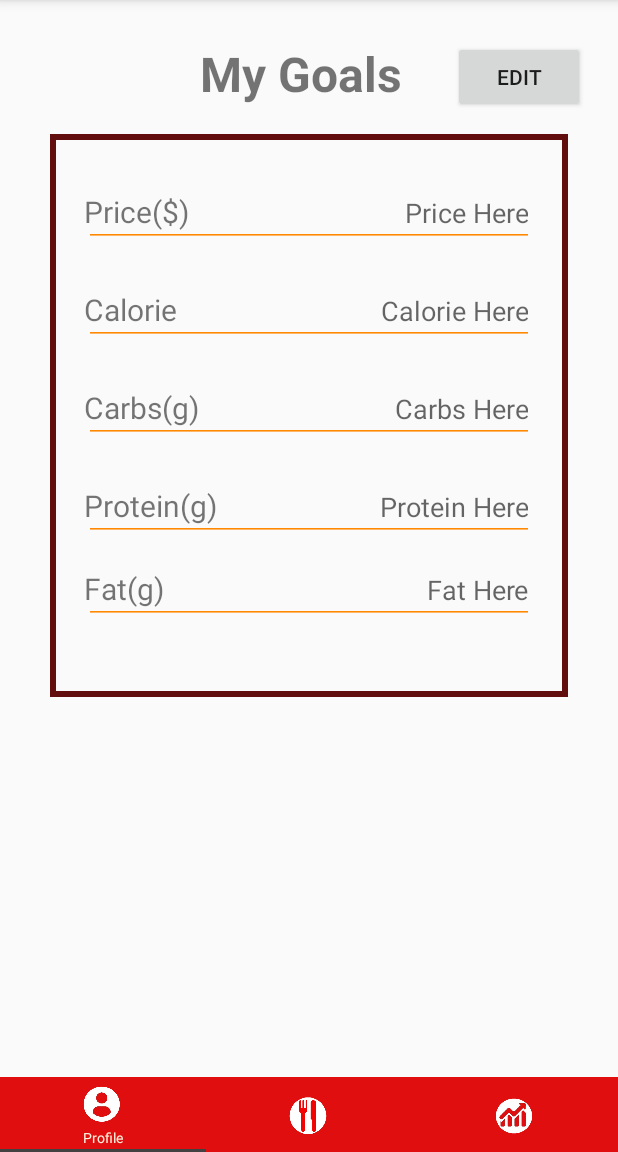
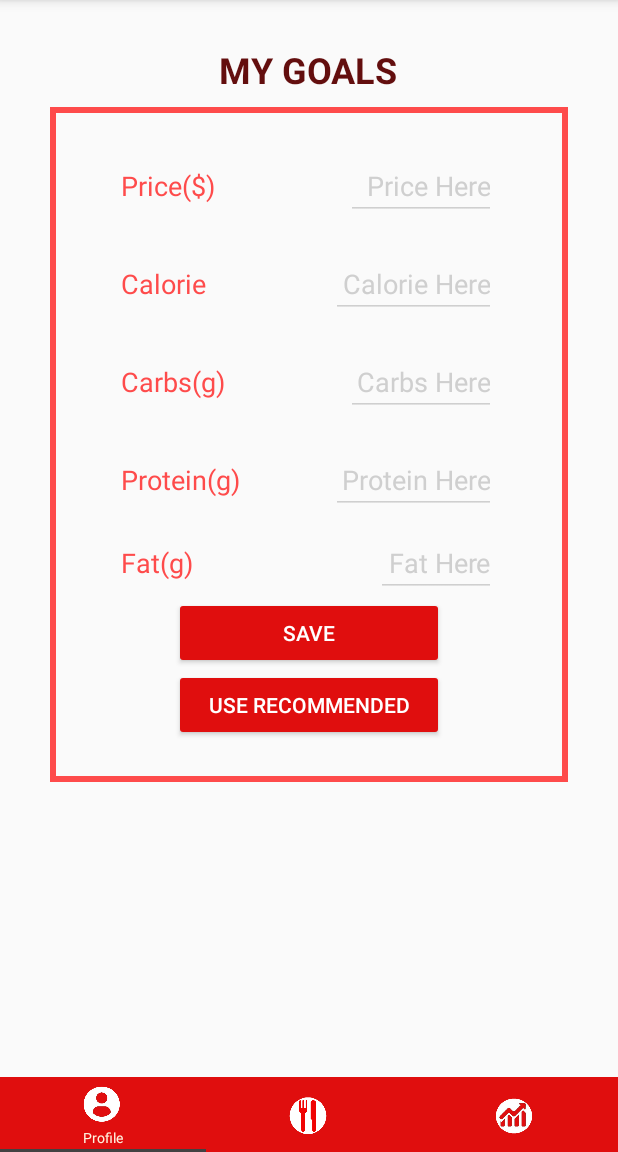
Before and after one commit to YasuChiba/LEET, an Android app: the screen it shows after launch once a user with an empty profile is signed in (MainActivity), after a tap on "SAVE", on a phone screen of 412 x 824 dp, the part 84-1236 px from its top. Run offline under Robolectric (Android 15) with nearby library versions, the phone set to English and light mode, and no system bars; our stand-ins replace Firebase (no records; nobody signed in at launch, a user with empty details on screens opened directly); 19 statements that could not run were skipped; 1 other tap on this screen came first.

Commit message:
complete goal UI

```diff
--- a/app/src/main/res/drawable/profile_border.xml
+++ b/app/src/main/res/drawable/profile_border.xml
@@ -2,5 +2,5 @@
 <shape xmlns:android="http://schemas.android.com/apk/res/android" android:shape="rectangle">
     <corners android:radius="0dp"/>
     <padding android:left="10dp" android:right="10dp" android:top="10dp" android:bottom="10dp"/>
-    <stroke android:width="4dp" android:color="#630E0E"/>
+    <stroke android:width="4dp" android:color="#FE4B4B"/>
 </shape>
--- a/app/src/main/res/layout/viewswitcher_test.xml
+++ b/app/src/main/res/layout/viewswitcher_test.xml
@@ -24,32 +24,21 @@
                 <RelativeLayout
                     android:id="@+id/relativeLayout"
                     android:layout_width="300dp"
-                    android:layout_height="75dp"
-                    android:layout_marginTop="14dp"
+                    android:layout_height="50dp"
                     android:layout_alignParentTop="true"
-                    android:layout_alignParentEnd="true">
-
-                    <Button
-                        android:id="@+id/goals_save"
-                        android:layout_width="wrap_content"
-                        android:layout_height="wrap_content"
-                        android:layout_alignParentEnd="true"
-                        android:layout_centerVertical="true"
-                        android:layout_marginEnd="22dp"
-                        android:text="Edit" />
+                    android:layout_centerHorizontal="true"
+                    android:layout_marginTop="21dp">
 
                     <TextView
                         android:id="@+id/textView3"
                         android:layout_width="wrap_content"
                         android:layout_height="wrap_content"
-                        android:layout_alignTop="@+id/goals_save"
-                        android:layout_centerInParent="true"
+                        android:layout_centerHorizontal="true"
+                        android:layout_centerVertical="true"
                         android:layout_gravity="center"
-                        android:layout_marginEnd="34dp"
-                        android:layout_toStartOf="@+id/goals_save"
-                        android:gravity="center_horizontal"
-                        android:text="My Goals"
-                        android:textSize="32dp"
+                        android:text="MY GOALS"
+                        android:textSize="24dp"
+                        android:textColor="#630E0E"
                         android:textStyle="bold"
                         tools:typeface="sans" />
                 </RelativeLayout>
@@ -57,7 +46,7 @@
                 <LinearLayout
                     android:id="@+id/linearLayout"
                     android:layout_width="345dp"
-                    android:layout_height="375dp"
+                    android:layout_height="450dp"
                     android:layout_below="@+id/relativeLayout"
                     android:layout_centerHorizontal="true"
                     android:background="@drawable/profile_border"
@@ -70,23 +59,26 @@
                     </RelativeLayout>
 
                     <RelativeLayout
-                        android:layout_width="300dp"
+                        android:layout_width="250dp"
                         android:layout_height="wrap_content"
                         android:layout_gravity="center">
 
                         <EditText
                             android:id="@+id/Price"
-                            android:layout_width="match_parent"
+                            android:layout_width="100dp"
                             android:layout_height="wrap_content"
-                            android:layout_alignParentStart="true"
+                            android:layout_alignParentRight="true"
                             android:layout_alignParentTop="true"
                             android:layout_marginTop="20dp"
-                            android:backgroundTint="@android:color/holo_orange_dark"
+                            android:backgroundTint="#cfcfcf"
                             android:ems="10"
                             android:gravity="right"
                             android:hint="Price Here"
                             android:inputType="number"
-                            android:maxLength="5">
+                            android:maxLength="4"
+                            android:textColor="#333333"
+                            android:textColorHint="#cfcfcf"
+                            android:textSize="18dp">
 
                             <requestFocus />
                         </EditText>
@@ -98,30 +90,35 @@
                             android:layout_alignBaseline="@+id/Price"
                             android:layout_alignBottom="@+id/Price"
                             android:layout_alignParentLeft="true"
+                            android:layout_alignParentStart="true"
                             android:text="@string/Price"
-                            android:textSize="20dp" />
+                            android:textColor="#FE4B4B"
+                            android:textSize="18dp" />
 
 
                     </RelativeLayout>
 
                     <RelativeLayout
-                        android:layout_width="300dp"
+                        android:layout_width="250dp"
                         android:layout_height="wrap_content"
                         android:layout_gravity="center">
 
                         <EditText
                             android:id="@+id/Calorie"
-                            android:layout_width="match_parent"
+                            android:layout_width="110dp"
                             android:layout_height="wrap_content"
-                            android:layout_alignParentStart="true"
+                            android:layout_alignParentRight="true"
                             android:layout_alignParentTop="true"
                             android:layout_marginTop="20dp"
-                            android:backgroundTint="@android:color/holo_orange_dark"
+                            android:backgroundTint="#cfcfcf"
                             android:ems="10"
                             android:gravity="right"
                             android:hint="Calorie Here"
                             android:inputType="number"
-                            android:maxLength="5">>
+                            android:maxLength="6"
+                            android:textColor="#333333"
+                            android:textColorHint="#cfcfcf"
+                            android:textSize="18dp">>
 
                             <requestFocus />
                         </EditText>
@@ -133,30 +130,35 @@
                             android:layout_alignBaseline="@+id/Calorie"
                             android:layout_alignBottom="@+id/Calorie"
                             android:layout_alignParentLeft="true"
+                            android:layout_alignParentStart="true"
                             android:text="@string/Calorie"
-                            android:textSize="20dp" />
+                            android:textColor="#FE4B4B"
+                            android:textSize="18dp" />
 
 
                     </RelativeLayout>
 
                     <RelativeLayout
-                        android:layout_width="300dp"
+                        android:layout_width="250dp"
                         android:layout_height="wrap_content"
                         android:layout_gravity="center">
 
                         <EditText
                             android:id="@+id/Carbs"
-                            android:layout_width="match_parent"
+                            android:layout_width="100dp"
                             android:layout_height="wrap_content"
-                            android:layout_alignParentStart="true"
+                            android:layout_alignParentRight="true"
                             android:layout_alignParentTop="true"
                             android:layout_marginTop="20dp"
-                            android:backgroundTint="@android:color/holo_orange_dark"
+                            android:backgroundTint="#cfcfcf"
                             android:ems="10"
                             android:gravity="right"
                             android:hint="Carbs Here"
                             android:inputType="number"
-                            android:maxLength="5">>
+                            android:maxLength="5"
+                            android:textColor="#333333"
+                            android:textColorHint="#cfcfcf"
+                            android:textSize="18dp">>
 
                             <requestFocus />
                         </EditText>
@@ -168,30 +170,35 @@
                             android:layout_alignBaseline="@+id/Carbs"
                             android:layout_alignBottom="@+id/Carbs"
                             android:layout_alignParentLeft="true"
+                            android:layout_alignParentStart="true"
                             android:text="@string/Carbs"
-                            android:textSize="20dp" />
+                            android:textColor="#FE4B4B"
+                            android:textSize="18dp" />
 
 
                     </RelativeLayout>
 
                     <RelativeLayout
-                        android:layout_width="300dp"
+                        android:layout_width="250dp"
                         android:layout_height="wrap_content"
                         android:layout_gravity="center">
 
                         <EditText
                             android:id="@+id/Protein"
-                            android:layout_width="match_parent"
+                            android:layout_width="110dp"
                             android:layout_height="wrap_content"
-                            android:layout_alignParentStart="true"
+                            android:layout_alignParentRight="true"
                             android:layout_alignParentTop="true"
                             android:layout_marginTop="20dp"
-                            android:backgroundTint="@android:color/holo_orange_dark"
+                            android:backgroundTint="#cfcfcf"
                             android:ems="10"
                             android:gravity="right"
                             android:hint="Protein Here"
                             android:inputType="number"
-                            android:maxLength="5">>
+                            android:maxLength="5"
+                            android:textColor="#333333"
+                            android:textColorHint="#cfcfcf"
+                            android:textSize="18dp">>
 
                             <requestFocus />
                         </EditText>
@@ -203,30 +210,35 @@
                             android:layout_alignBaseline="@+id/Protein"
                             android:layout_alignBottom="@+id/Protein"
                             android:layout_alignParentLeft="true"
+                            android:layout_alignParentStart="true"
                             android:text="@string/Protein"
-                            android:textSize="20dp" />
+                            android:textColor="#FE4B4B"
+                            android:textSize="18dp" />
 
 
                     </RelativeLayout>
 
                     <RelativeLayout
-                        android:layout_width="300dp"
+                        android:layout_width="250dp"
                         android:layout_height="wrap_content"
                         android:layout_gravity="center">
 
                         <EditText
                             android:id="@+id/Fat"
-                            android:layout_width="match_parent"
+                            android:layout_width="80dp"
                             android:layout_height="wrap_content"
-                            android:layout_alignParentStart="true"
+                            android:layout_alignParentRight="true"
                             android:layout_alignParentTop="true"
                             android:layout_marginTop="10dp"
-                            android:backgroundTint="@android:color/holo_orange_dark"
+                            android:backgroundTint="#cfcfcf"
                             android:ems="10"
                             android:gravity="right"
                             android:hint="Fat Here"
                             android:inputType="number"
-                            android:maxLength="5">>
+                            android:maxLength="5"
+                            android:textColor="#333333"
+                            android:textColorHint="#cfcfcf"
+                            android:textSize="18dp">>
 
                             <requestFocus />
                         </EditText>
@@ -238,21 +250,36 @@
                             android:layout_alignBaseline="@+id/Fat"
                             android:layout_alignBottom="@+id/Fat"
                             android:layout_alignParentLeft="true"
+                            android:layout_alignParentStart="true"
                             android:text="@string/Fat"
-                            android:textSize="20dp" />
+                            android:textColor="#FE4B4B"
+                            android:textSize="18dp" />
 
 
                     </RelativeLayout>
 
                     <Button
+                        android:id="@+id/goals_save"
+                        android:layout_width="180dp"
+                        android:layout_height="wrap_content"
+                        android:layout_alignTop="@+id/fat"
+                        android:layout_alignWithParentIfMissing="false"
+                        android:layout_gravity="center_horizontal"
+                        android:backgroundTint="#e00e0e"
+                        android:textColor="#ffffff"
+                        android:text="@string/Save" />
+
+                    <Button
                         android:id="@+id/Recommended"
-                        android:layout_width="wrap_content"
+                        android:layout_width="180dp"
                         android:layout_height="wrap_content"
                         android:layout_alignTop="@+id/fat"
                         android:layout_alignWithParentIfMissing="false"
                         android:layout_gravity="center_horizontal"
                         android:text="Use Recommended"
-                        android:visibility="gone" />
+                        android:backgroundTint="#e00e0e"
+                        android:textColor="#ffffff"
+                        android:visibility="gone"/>
                 </LinearLayout>
 
             </RelativeLayout>
@@ -486,12 +513,4 @@
 
     </ViewSwitcher>
 
-    <LinearLayout
-        android:layout_width="match_parent"
-        android:layout_height="wrap_content"
-        android:layout_gravity="center_horizontal"
-        android:orientation="horizontal">
-
-    </LinearLayout>
-
 </LinearLayout>
```
